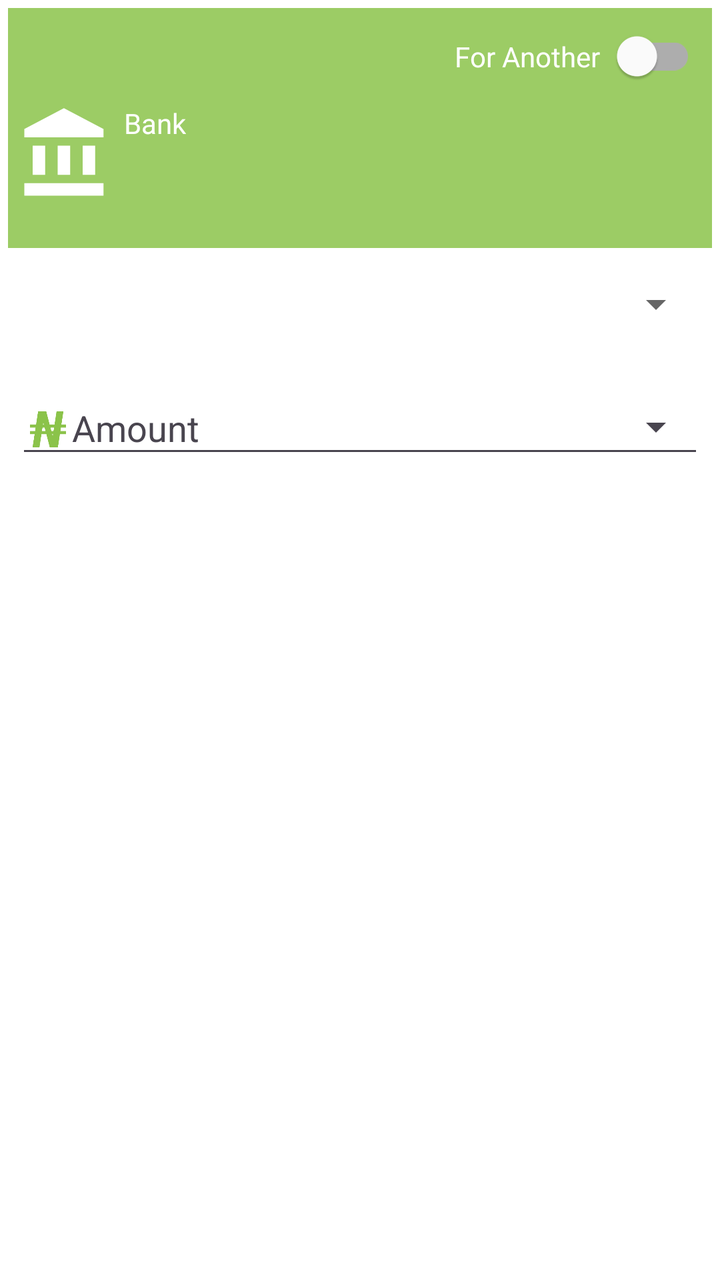
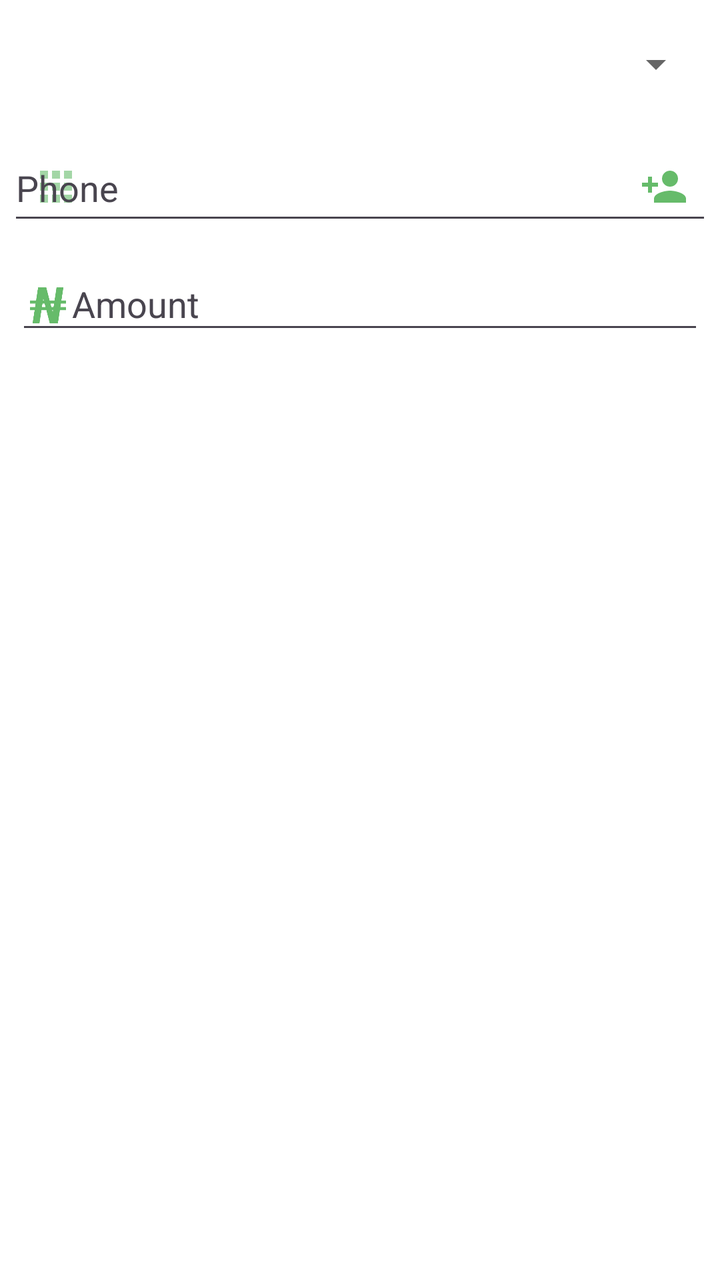

Screens rendered from an Android XML layout before and after an edit, with the pre-edit source and the edit as a unified diff.
<!-- AndroidManifest.xml: application theme Theme.EasyCheck -->
<!-- res/layout/airtime_from_bank.xml -->
<?xml version="1.0" encoding="utf-8"?>
<androidx.constraintlayout.widget.ConstraintLayout xmlns:android="http://schemas.android.com/apk/res/android"
    xmlns:app="http://schemas.android.com/apk/res-auto"
    android:layout_width="match_parent"
    android:layout_height="wrap_content"
    android:padding="4.0dip">

    <LinearLayout
        android:id="@+id/contact_bg"
        android:layout_width="0.0dip"
        android:layout_height="wrap_content"
        android:layout_marginBottom="4.0dip"
        android:background="@color/light_green_400"
        android:minHeight="120.0dip"
        android:orientation="vertical"
        app:layout_constraintLeft_toLeftOf="parent"
        app:layout_constraintRight_toRightOf="parent"
        app:layout_constraintTop_toTopOf="parent">

        <androidx.constraintlayout.widget.ConstraintLayout
            android:layout_width="match_parent"
            android:layout_height="match_parent">

            <com.google.android.material.imageview.ShapeableImageView
                android:id="@+id/bank_image"
                android:layout_width="50.0dip"
                android:layout_height="50.0dip"
                android:layout_marginHorizontal="4.0dip"
                android:layout_marginLeft="4.0dip"
                android:layout_marginRight="4.0dip"
                app:layout_constraintLeft_toLeftOf="parent"
                app:layout_constraintTop_toBottomOf="@id/for_another"
                app:srcCompat="@drawable/ic_account_balance" />

            <com.google.android.material.textview.MaterialTextView
                android:id="@id/bank_name"
                android:layout_width="wrap_content"
                android:layout_height="wrap_content"
                android:layout_marginStart="4.0dip"
                android:text="@string/bank"
                android:textColor="@color/white"
                app:layout_constraintLeft_toRightOf="@id/bank_image"
                app:layout_constraintTop_toTopOf="@id/bank_image" />

            <com.google.android.material.switchmaterial.SwitchMaterial
                android:id="@+id/for_another"
                android:layout_width="wrap_content"
                android:layout_height="wrap_content"
                android:layout_marginHorizontal="8.0dip"
                android:layout_marginLeft="8.0dip"
                android:layout_marginRight="8.0dip"
                android:minHeight="48.0dip"
                app:layout_constraintRight_toRightOf="parent"
                app:layout_constraintTop_toTopOf="parent" />

            <com.google.android.material.textview.MaterialTextView
                android:layout_width="wrap_content"
                android:layout_height="wrap_content"
                android:text="@string/for_another"
                android:textColor="@color/white"
                app:layout_constraintBottom_toBottomOf="@id/for_another"
                app:layout_constraintRight_toLeftOf="@id/for_another"
                app:layout_constraintTop_toTopOf="@id/for_another" />
        </androidx.constraintlayout.widget.ConstraintLayout>
    </LinearLayout>

    <androidx.appcompat.widget.LinearLayoutCompat
        android:id="@id/contact_bg_layout"
        android:layout_width="match_parent"
        android:layout_height="wrap_content"
        android:layout_marginBottom="4.0dip"
        android:orientation="vertical"
        app:layout_constraintLeft_toLeftOf="parent"
        app:layout_constraintRight_toRightOf="parent"
        app:layout_constraintTop_toBottomOf="@id/contact_bg">

        <com.google.android.material.textfield.TextInputLayout
            android:id="@+id/recharge_phone_layout"
            style="@style/Widget.Material3.TextInputLayout.OutlinedBox.ExposedDropdownMenu"
            android:layout_width="match_parent"
            android:layout_height="wrap_content"
            android:layout_marginVertical="4.0dip"
            android:layout_marginTop="4.0dip"
            android:layout_marginBottom="4.0dip"
            android:hint="@string/phone"
            android:theme="@style/Theme.Material3.DayNight"
            android:visibility="gone"
            app:endIconDrawable="@drawable/ic_baseline_person_add_24"
            app:endIconMode="custom"
            app:endIconTint="@color/green_400"
            app:startIconDrawable="@drawable/ic_baseline_dialpad_24"
            app:startIconTint="@color/grey_60">

            <com.google.android.material.textfield.TextInputEditText
                android:id="@+id/recharge_phone"
                android:layout_width="match_parent"
                android:layout_height="match_parent"
                android:inputType="phone"
                android:textColorHint="@color/grey_20"
                android:visibility="gone" />
        </com.google.android.material.textfield.TextInputLayout>

        <com.google.android.material.textfield.TextInputLayout
            style="@style/Widget.Material3.TextInputLayout.OutlinedBox.Dense.ExposedDropdownMenu"
            android:layout_width="fill_parent"
            android:layout_height="wrap_content"
            android:layout_margin="4.0dip"
            android:theme="@style/Theme.Material3.DayNight"
            app:endIconMode="none">

            <Spinner
                android:id="@+id/bank_spinner"
                android:layout_width="match_parent"
                android:layout_height="wrap_content"
                android:minHeight="48.0dip"
                android:spinnerMode="dropdown"
                android:theme="@style/USSDTheme" />
        </com.google.android.material.textfield.TextInputLayout>

        <com.google.android.material.textfield.TextInputLayout
            android:layout_width="fill_parent"
            android:layout_height="wrap_content"
            android:layout_margin="4.0dip"
            android:hint="@string/amount"
            android:theme="@style/Theme.Material3.DayNight"
            app:endIconMode="dropdown_menu">

            <com.google.android.material.textfield.MaterialAutoCompleteTextView
                android:id="@+id/amount_selected"
                android:layout_width="match_parent"
                android:layout_height="wrap_content"
                android:drawableStart="@drawable/ic_naira_24"
                android:drawableTint="@color/light_green_500"
                android:inputType="textAutoComplete" />
        </com.google.android.material.textfield.TextInputLayout>
    </androidx.appcompat.widget.LinearLayoutCompat>

    <androidx.constraintlayout.widget.ConstraintLayout
        android:id="@+id/sim_place_holder"
        android:layout_width="wrap_content"
        android:layout_height="wrap_content"
        app:layout_constraintLeft_toLeftOf="parent"
        app:layout_constraintRight_toRightOf="parent"
        app:layout_constraintTop_toBottomOf="@+id/contact_bg_layout" />
</androidx.constraintlayout.widget.ConstraintLayout>
<!-- resources referenced by this layout -->
<resources>
  <color name="green_400">#ff66bb6a</color>
  <color name="grey_20">#ffcccccc</color>
  <color name="grey_60">#ff666666</color>
  <color name="light_green_400">#ff9ccc65</color>
  <color name="light_green_500">#ff8bc34a</color>
  <color name="white">#FFFFFFFF</color>
  <!-- drawable ic_account_balance (drawable) -->
  <?xml version="1.0" encoding="utf-8"?>
  <vector android:tint="#ffffffff" android:height="24.0dip" android:width="24.0dip" android:viewportWidth="24.0" android:viewportHeight="24.0"
    xmlns:android="http://schemas.android.com/apk/res/android">
      <path android:fillColor="#ff000000" android:pathData="M4,10v7h3v-7L4,10zM10,10v7h3v-7h-3zM2,22h19v-3L2,19v3zM16,10v7h3v-7h-3zM11.5,1L2,6v2h19L21,6l-9.5,-5z" />
  </vector>
  <!-- drawable ic_baseline_dialpad_24 (drawable) -->
  <vector android:height="24dp" android:tint="#FFFFFF"
      android:viewportHeight="24" android:viewportWidth="24"
      android:width="24dp" xmlns:android="http://schemas.android.com/apk/res/android">
      <path android:fillColor="@android:color/white" android:pathData="M12,19c-1.1,0 -2,0.9 -2,2s0.9,2 2,2 2,-0.9 2,-2 -0.9,-2 -2,-2zM6,1c-1.1,0 -2,0.9 -2,2s0.9,2 2,2 2,-0.9 2,-2 -0.9,-2 -2,-2zM6,7c-1.1,0 -2,0.9 -2,2s0.9,2 2,2 2,-0.9 2,-2 -0.9,-2 -2,-2zM6,13c-1.1,0 -2,0.9 -2,2s0.9,2 2,2 2,-0.9 2,-2 -0.9,-2 -2,-2zM18,5c1.1,0 2,-0.9 2,-2s-0.9,-2 -2,-2 -2,0.9 -2,2 0.9,2 2,2zM12,13c-1.1,0 -2,0.9 -2,2s0.9,2 2,2 2,-0.9 2,-2 -0.9,-2 -2,-2zM18,13c-1.1,0 -2,0.9 -2,2s0.9,2 2,2 2,-0.9 2,-2 -0.9,-2 -2,-2zM18,7c-1.1,0 -2,0.9 -2,2s0.9,2 2,2 2,-0.9 2,-2 -0.9,-2 -2,-2zM12,7c-1.1,0 -2,0.9 -2,2s0.9,2 2,2 2,-0.9 2,-2 -0.9,-2 -2,-2zM12,1c-1.1,0 -2,0.9 -2,2s0.9,2 2,2 2,-0.9 2,-2 -0.9,-2 -2,-2z"/>
  </vector>
  <!-- drawable ic_baseline_person_add_24 (drawable) -->
  <?xml version="1.0" encoding="utf-8"?>
  <vector android:tint="#ffffffff" android:height="24.0dip" android:width="24.0dip" android:viewportWidth="24.0" android:viewportHeight="24.0"
    xmlns:android="http://schemas.android.com/apk/res/android">
      <path android:fillColor="@android:color/white" android:pathData="M15,12c2.21,0 4,-1.79 4,-4s-1.79,-4 -4,-4 -4,1.79 -4,4 1.79,4 4,4zM6,10L6,7L4,7v3L1,10v2h3v3h2v-3h3v-2L6,10zM15,14c-2.67,0 -8,1.34 -8,4v2h16v-2c0,-2.66 -5.33,-4 -8,-4z" />
  </vector>
  <!-- drawable ic_naira_24 (drawable) -->
  <?xml version="1.0" encoding="utf-8"?>
  <layer-list
    xmlns:android="http://schemas.android.com/apk/res/android">
      <item android:height="18.0dip" android:width="18.0dip" android:drawable="@drawable/naira" android:start="3.0dip" android:end="3.0dip" />
  </layer-list>
  <string name="amount">Amount</string>
  <string name="bank">Bank</string>
  <string name="for_another">For Another</string>
  <string name="phone">Phone</string>
  <style name="USSDTheme" parent="@style/Theme.MaterialComponents.Light.NoActionBar">
          <item name="android:statusBarColor">@android:color/transparent</item>
          <item name="colorAccent">@color/colorAccent</item>
          <item name="colorPrimary">@color/colorPrimary</item>
          <item name="colorPrimaryDark">@color/colorPrimaryDark</item>
      </style>
  <color name="colorAccent">#FFBB86FC</color>
  <color name="colorPrimary">#D633A0</color>
  <color name="colorPrimaryDark">#683087</color>
  <color name="purple_500">#FF6200EE</color>
  <color name="purple_700">#FF3700B3</color>
  <color name="rippleColor">#33000000</color>
  <color name="teal_200">#FF03DAC5</color>
  <color name="teal_700">#FF018786</color>
  <color name="black">#FF000000</color>
  <!-- unchanged entries left out for length: 2 -->
</resources>

<!-- the commit's change to res/layout/airtime_from_bank.xml (unified diff, before → after) -->
@@ -5,74 +5,31 @@
     android:layout_height="wrap_content"
     android:padding="4.0dip">
 
-    <LinearLayout
-        android:id="@+id/contact_bg"
-        android:layout_width="0.0dip"
-        android:layout_height="wrap_content"
-        android:layout_marginBottom="4.0dip"
-        android:background="@color/light_green_400"
-        android:minHeight="120.0dip"
-        android:orientation="vertical"
-        app:layout_constraintLeft_toLeftOf="parent"
-        app:layout_constraintRight_toRightOf="parent"
-        app:layout_constraintTop_toTopOf="parent">
-
-        <androidx.constraintlayout.widget.ConstraintLayout
-            android:layout_width="match_parent"
-            android:layout_height="match_parent">
-
-            <com.google.android.material.imageview.ShapeableImageView
-                android:id="@+id/bank_image"
-                android:layout_width="50.0dip"
-                android:layout_height="50.0dip"
-                android:layout_marginHorizontal="4.0dip"
-                android:layout_marginLeft="4.0dip"
-                android:layout_marginRight="4.0dip"
-                app:layout_constraintLeft_toLeftOf="parent"
-                app:layout_constraintTop_toBottomOf="@id/for_another"
-                app:srcCompat="@drawable/ic_account_balance" />
-
-            <com.google.android.material.textview.MaterialTextView
-                android:id="@id/bank_name"
-                android:layout_width="wrap_content"
-                android:layout_height="wrap_content"
-                android:layout_marginStart="4.0dip"
-                android:text="@string/bank"
-                android:textColor="@color/white"
-                app:layout_constraintLeft_toRightOf="@id/bank_image"
-                app:layout_constraintTop_toTopOf="@id/bank_image" />
-
-            <com.google.android.material.switchmaterial.SwitchMaterial
-                android:id="@+id/for_another"
-                android:layout_width="wrap_content"
-                android:layout_height="wrap_content"
-                android:layout_marginHorizontal="8.0dip"
-                android:layout_marginLeft="8.0dip"
-                android:layout_marginRight="8.0dip"
-                android:minHeight="48.0dip"
-                app:layout_constraintRight_toRightOf="parent"
-                app:layout_constraintTop_toTopOf="parent" />
-
-            <com.google.android.material.textview.MaterialTextView
-                android:layout_width="wrap_content"
-                android:layout_height="wrap_content"
-                android:text="@string/for_another"
-                android:textColor="@color/white"
-                app:layout_constraintBottom_toBottomOf="@id/for_another"
-                app:layout_constraintRight_toLeftOf="@id/for_another"
-                app:layout_constraintTop_toTopOf="@id/for_another" />
-        </androidx.constraintlayout.widget.ConstraintLayout>
-    </LinearLayout>
-
     <androidx.appcompat.widget.LinearLayoutCompat
         android:id="@id/contact_bg_layout"
         android:layout_width="match_parent"
         android:layout_height="wrap_content"
         android:layout_marginBottom="4.0dip"
         android:orientation="vertical"
+        app:layout_constraintTop_toTopOf="parent"
         app:layout_constraintLeft_toLeftOf="parent"
-        app:layout_constraintRight_toRightOf="parent"
-        app:layout_constraintTop_toBottomOf="@id/contact_bg">
+        app:layout_constraintRight_toRightOf="parent">
+
+        <com.google.android.material.textfield.TextInputLayout
+            style="@style/Widget.Material3.TextInputLayout.OutlinedBox.Dense.ExposedDropdownMenu"
+            android:layout_width="match_parent"
+            android:layout_height="wrap_content"
+            android:layout_margin="4.0dip"
+            android:theme="@style/Theme.Material3.DayNight"
+            app:endIconMode="none">
+            <Spinner
+                android:id="@+id/bank_spinner"
+                android:layout_width="match_parent"
+                android:layout_height="wrap_content"
+                android:minHeight="48.0dip"
+                android:spinnerMode="dropdown"
+                android:theme="@style/USSDTheme" />
+        </com.google.android.material.textfield.TextInputLayout>
 
         <com.google.android.material.textfield.TextInputLayout
             android:id="@+id/recharge_phone_layout"
@@ -84,53 +41,35 @@
             android:layout_marginBottom="4.0dip"
             android:hint="@string/phone"
             android:theme="@style/Theme.Material3.DayNight"
-            android:visibility="gone"
             app:endIconDrawable="@drawable/ic_baseline_person_add_24"
             app:endIconMode="custom"
             app:endIconTint="@color/green_400"
-            app:startIconDrawable="@drawable/ic_baseline_dialpad_24"
-            app:startIconTint="@color/grey_60">
+            app:startIconDrawable="@drawable/ic_action_phone"
+            app:startIconTint="@color/green_400">
 
             <com.google.android.material.textfield.TextInputEditText
                 android:id="@+id/recharge_phone"
                 android:layout_width="match_parent"
                 android:layout_height="match_parent"
                 android:inputType="phone"
-                android:textColorHint="@color/grey_20"
-                android:visibility="gone" />
+                android:textColorHint="@color/grey_20" />
         </com.google.android.material.textfield.TextInputLayout>
 
-        <com.google.android.material.textfield.TextInputLayout
-            style="@style/Widget.Material3.TextInputLayout.OutlinedBox.Dense.ExposedDropdownMenu"
-            android:layout_width="fill_parent"
-            android:layout_height="wrap_content"
-            android:layout_margin="4.0dip"
-            android:theme="@style/Theme.Material3.DayNight"
-            app:endIconMode="none">
-
-            <Spinner
-                android:id="@+id/bank_spinner"
-                android:layout_width="match_parent"
-                android:layout_height="wrap_content"
-                android:minHeight="48.0dip"
-                android:spinnerMode="dropdown"
-                android:theme="@style/USSDTheme" />
-        </com.google.android.material.textfield.TextInputLayout>
 
         <com.google.android.material.textfield.TextInputLayout
-            android:layout_width="fill_parent"
+            android:layout_width="match_parent"
             android:layout_height="wrap_content"
             android:layout_margin="4.0dip"
             android:hint="@string/amount"
             android:theme="@style/Theme.Material3.DayNight"
-            app:endIconMode="dropdown_menu">
+            app:endIconMode="clear_text">
 
             <com.google.android.material.textfield.MaterialAutoCompleteTextView
                 android:id="@+id/amount_selected"
                 android:layout_width="match_parent"
                 android:layout_height="wrap_content"
                 android:drawableStart="@drawable/ic_naira_24"
-                android:drawableTint="@color/light_green_500"
+                android:drawableTint="@color/green_400"
                 android:inputType="textAutoComplete" />
         </com.google.android.material.textfield.TextInputLayout>
     </androidx.appcompat.widget.LinearLayoutCompat>
<!-- resource entries referenced after the edit -->
@@ -2,22 +2,19 @@
 <resources>
   <color name="green_400">#ff66bb6a</color>
   <color name="grey_20">#ffcccccc</color>
-  <color name="grey_60">#ff666666</color>
-  <color name="light_green_400">#ff9ccc65</color>
-  <color name="light_green_500">#ff8bc34a</color>
+  <!-- drawable ic_action_phone (drawable-anydpi) -->
+  <vector xmlns:android="http://schemas.android.com/apk/res/android"
+      android:width="24dp"
+      android:height="24dp"
+      android:viewportWidth="24"
+      android:viewportHeight="24"
+      android:tint="#333333"
+      android:alpha="0.6">
+    <path
+        android:fillColor="@android:color/white"
+        android:pathData="M4,8h4L8,4L4,4v4zM10,20h4v-4h-4v4zM4,20h4v-4L4,16v4zM4,14h4v-4L4,10v4zM10,14h4v-4h-4v4zM16,4v4h4L20,4h-4zM10,8h4L14,4h-4v4zM16,14h4v-4h-4v4zM16,20h4v-4h-4v4z"/>
+  </vector>
   <color name="white">#FFFFFFFF</color>
-  <!-- drawable ic_account_balance (drawable) -->
-  <?xml version="1.0" encoding="utf-8"?>
-  <vector android:tint="#ffffffff" android:height="24.0dip" android:width="24.0dip" android:viewportWidth="24.0" android:viewportHeight="24.0"
-    xmlns:android="http://schemas.android.com/apk/res/android">
-      <path android:fillColor="#ff000000" android:pathData="M4,10v7h3v-7L4,10zM10,10v7h3v-7h-3zM2,22h19v-3L2,19v3zM16,10v7h3v-7h-3zM11.5,1L2,6v2h19L21,6l-9.5,-5z" />
-  </vector>
-  <!-- drawable ic_baseline_dialpad_24 (drawable) -->
-  <vector android:height="24dp" android:tint="#FFFFFF"
-      android:viewportHeight="24" android:viewportWidth="24"
-      android:width="24dp" xmlns:android="http://schemas.android.com/apk/res/android">
-      <path android:fillColor="@android:color/white" android:pathData="M12,19c-1.1,0 -2,0.9 -2,2s0.9,2 2,2 2,-0.9 2,-2 -0.9,-2 -2,-2zM6,1c-1.1,0 -2,0.9 -2,2s0.9,2 2,2 2,-0.9 2,-2 -0.9,-2 -2,-2zM6,7c-1.1,0 -2,0.9 -2,2s0.9,2 2,2 2,-0.9 2,-2 -0.9,-2 -2,-2zM6,13c-1.1,0 -2,0.9 -2,2s0.9,2 2,2 2,-0.9 2,-2 -0.9,-2 -2,-2zM18,5c1.1,0 2,-0.9 2,-2s-0.9,-2 -2,-2 -2,0.9 -2,2 0.9,2 2,2zM12,13c-1.1,0 -2,0.9 -2,2s0.9,2 2,2 2,-0.9 2,-2 -0.9,-2 -2,-2zM18,13c-1.1,0 -2,0.9 -2,2s0.9,2 2,2 2,-0.9 2,-2 -0.9,-2 -2,-2zM18,7c-1.1,0 -2,0.9 -2,2s0.9,2 2,2 2,-0.9 2,-2 -0.9,-2 -2,-2zM12,7c-1.1,0 -2,0.9 -2,2s0.9,2 2,2 2,-0.9 2,-2 -0.9,-2 -2,-2zM12,1c-1.1,0 -2,0.9 -2,2s0.9,2 2,2 2,-0.9 2,-2 -0.9,-2 -2,-2z"/>
-  </vector>
   <!-- drawable ic_baseline_person_add_24 (drawable) -->
   <?xml version="1.0" encoding="utf-8"?>
   <vector android:tint="#ffffffff" android:height="24.0dip" android:width="24.0dip" android:viewportWidth="24.0" android:viewportHeight="24.0"
@@ -31,8 +28,6 @@
       <item android:height="18.0dip" android:width="18.0dip" android:drawable="@drawable/naira" android:start="3.0dip" android:end="3.0dip" />
   </layer-list>
   <string name="amount">Amount</string>
-  <string name="bank">Bank</string>
-  <string name="for_another">For Another</string>
   <string name="phone">Phone</string>
   <style name="USSDTheme" parent="@style/Theme.MaterialComponents.Light.NoActionBar">
           <item name="android:statusBarColor">@android:color/transparent</item>
